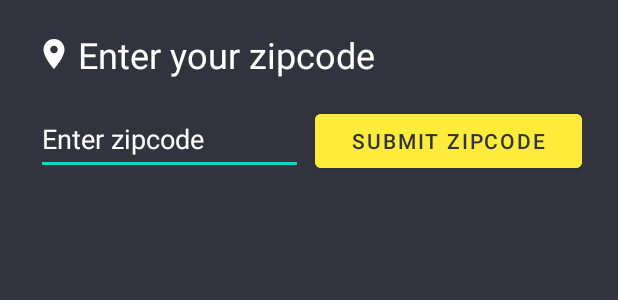
After one commit to mustafa-sab3alarab/The-Weather-App, an Android app: the layout fragment_location_entry.xml on its own in the app's theme, with its tools: preview values and no code run, on a phone screen of 412 x 824 dp. The commit adds this screen. Shown: the top 300 px of the screen. Run offline under Robolectric (Android 15) with nearby library versions, the phone set to English and light mode, and no system bars.

Commit message:
week 5 finish

```diff
--- a/app/build.gradle
+++ b/app/build.gradle
@@ -36,8 +36,10 @@ dependencies {
     implementation 'androidx.core:core-ktx:1.6.0'
     implementation 'androidx.appcompat:appcompat:1.3.1'
     implementation 'com.google.android.material:material:1.4.0'
-    implementation 'androidx.constraintlayout:constraintlayout:2.1.1'
+    implementation 'androidx.legacy:legacy-support-v4:1.0.0'
     testImplementation 'junit:junit:4.+'
     androidTestImplementation 'androidx.test.ext:junit:1.1.3'
     androidTestImplementation 'androidx.test.espresso:espresso-core:3.4.0'
+    implementation 'androidx.constraintlayout:constraintlayout:2.1.1'
+
 }
--- /dev/null
+++ b/app/src/main/java/com/example/ad340/AppNavigator.kt
@@ -0,0 +1,6 @@
+package com.example.ad340
+
+interface AppNavigator {
+    fun navigateCurrentForecast(zipcode:String)
+    fun navigateToLocationEntry()
+}
--- /dev/null
+++ b/app/src/main/res/drawable/ic_baseline_location_on_24.xml
@@ -0,0 +1,5 @@
+<vector android:height="24dp" android:tint="#FFFFFF"
+    android:viewportHeight="24" android:viewportWidth="24"
+    android:width="24dp" xmlns:android="http://schemas.android.com/apk/res/android">
+    <path android:fillColor="@android:color/white" android:pathData="M12,2C8.13,2 5,5.13 5,9c0,5.25 7,13 7,13s7,-7.75 7,-13c0,-3.87 -3.13,-7 -7,-7zM12,11.5c-1.38,0 -2.5,-1.12 -2.5,-2.5s1.12,-2.5 2.5,-2.5 2.5,1.12 2.5,2.5 -1.12,2.5 -2.5,2.5z"/>
+</vector>
--- /dev/null
+++ b/app/src/main/res/layout/fragment_location_entry.xml
@@ -0,0 +1,70 @@
+<?xml version="1.0" encoding="utf-8"?>
+<androidx.constraintlayout.widget.ConstraintLayout xmlns:android="http://schemas.android.com/apk/res/android"
+    xmlns:app="http://schemas.android.com/apk/res-auto"
+    xmlns:tools="http://schemas.android.com/tools"
+    android:layout_width="match_parent"
+    android:layout_height="match_parent"
+    android:background="#32333D"
+    tools:context=".location.LocationEntryFragment">
+
+    <ImageView
+        android:id="@+id/icon"
+        android:layout_width="wrap_content"
+        android:layout_height="wrap_content"
+        android:layout_marginStart="24dp"
+        android:layout_marginTop="24dp"
+        android:tint="@color/white"
+        app:layout_constraintStart_toStartOf="parent"
+        app:layout_constraintTop_toTopOf="parent"
+        app:srcCompat="@drawable/ic_location"
+        tools:ignore="UseAppTint" />
+
+    <TextView
+        android:id="@+id/title"
+        android:layout_width="wrap_content"
+        android:layout_height="wrap_content"
+        android:layout_marginStart="4dp"
+        android:text="@string/enter_your_zipcode"
+        android:textColor="@color/white"
+        android:textSize="@dimen/title_text_height"
+        app:layout_constraintBottom_toBottomOf="@+id/icon"
+        app:layout_constraintStart_toEndOf="@+id/icon"
+        app:layout_constraintTop_toTopOf="@+id/icon" />
+
+    <LinearLayout
+        android:id="@+id/linear"
+        android:layout_width="0dp"
+        android:layout_height="wrap_content"
+        android:layout_marginTop="16dp"
+        android:layout_marginEnd="24dp"
+        android:orientation="horizontal"
+        app:layout_constraintEnd_toEndOf="parent"
+        app:layout_constraintStart_toStartOf="@+id/icon"
+        app:layout_constraintTop_toBottomOf="@+id/title">
+
+        <EditText
+            android:id="@+id/zipcodeEditText"
+            android:layout_width="0dp"
+            android:layout_height="wrap_content"
+            android:layout_weight="1"
+            android:hint="@string/enter_zipcode"
+            android:inputType="number"
+            android:maxLength="5"
+            android:maxLines="1"
+            android:minHeight="48dp"
+            android:textColor="@color/white"
+            android:textColorHint="@color/white" />
+
+        <Button
+            android:id="@+id/enterButton"
+            android:layout_width="0dp"
+            android:layout_height="wrap_content"
+            android:layout_marginStart="8dp"
+            android:layout_weight="1"
+            android:backgroundTint="#FFEB3B"
+            android:text="@string/submit_zipcode"
+            android:textColor="#32333D"
+            android:theme="@style/theme_btn" />
+    </LinearLayout>
+
+</androidx.constraintlayout.widget.ConstraintLayout>
--- a/app/src/main/res/values/strings.xml
+++ b/app/src/main/res/values/strings.xml
@@ -6,4 +6,6 @@
     <string name="zipcode_entry_error">Please enter valid zipcode</string>
     <string name="forecast_clicked_format">Forecast: %1$.2f %2$s</string>
     <string name="forecast_details">Forecast Details</string>
+    <!-- TODO: Remove or change this placeholder text -->
+    <string name="hello_blank_fragment">Hello blank fragment</string>
 </resources>
```
Also changed, not shown: app/src/main/java/com/example/ad340/FormatUtils.kt (+6 -6 lines), app/src/main/java/com/example/ad340/MainActivity.kt (+18 -38 lines), app/src/main/java/com/example/ad340/forecast/CurrentForecastFragment.kt (added, +87 -0 lines), app/src/main/java/com/example/ad340/location/LocationEntryFragment.kt (added, +43 -0 lines), app/src/main/res/layout/activity_main.xml (+9 -71 lines), app/src/main/res/layout/fragment_current_forecast.xml (added, +47 -0 lines).
